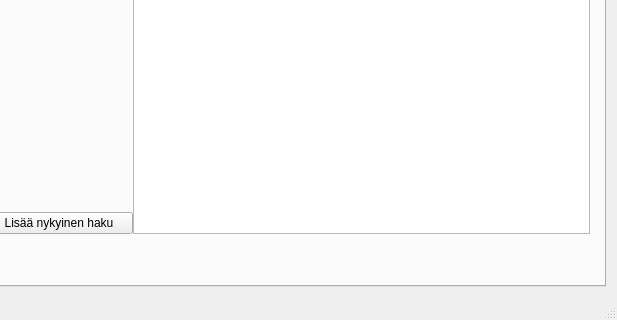
The window that UI/finlandia.ui (vikidi/Finlandia-Hiihto-Visual) describes before a commit, drawn with Qt 5; both pictures show x 663 to 1280 and y 400 to 720 of the 1280 by 720 pixel window.
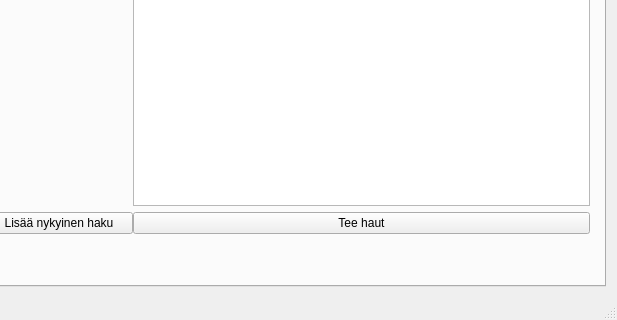
The same window after the commit.

Commit message: Data fetch ok

Diff of the .ui file:
```diff
--- a/UI/finlandia.ui
+++ b/UI/finlandia.ui
@@ -697,6 +697,13 @@
            <item>
             <widget class="QListWidget" name="listWidgetTehtHaut"/>
            </item>
+           <item>
+            <widget class="QPushButton" name="pushButton">
+             <property name="text">
+              <string>Tee haut</string>
+             </property>
+            </widget>
+           </item>
           </layout>
          </item>
          <item row="1" column="2">
```
Left out of the diff: 6 changed lines with no effect on the pictures. The commit also changes 2 other files.
